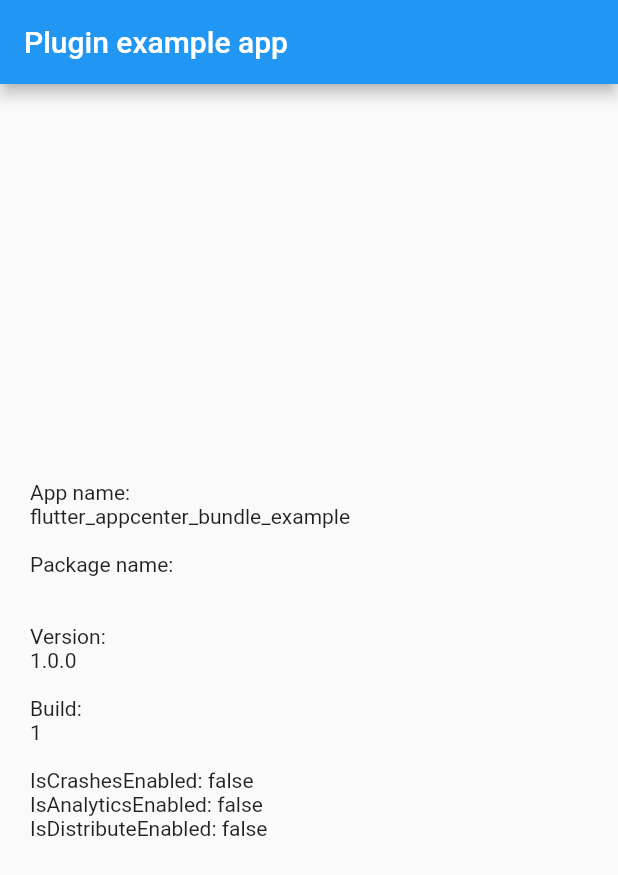
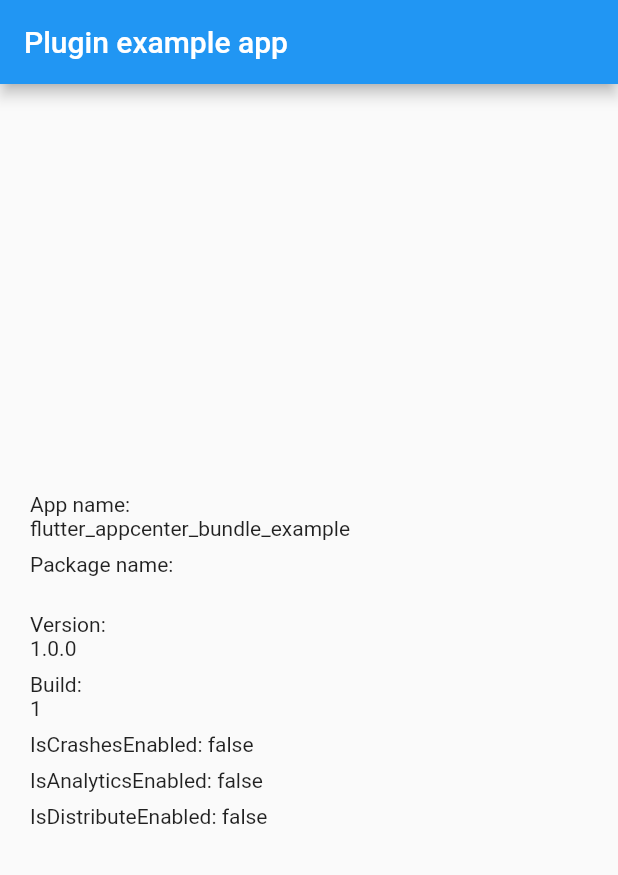
Before and after one commit to hanabi1224/flutter_appcenter_bundle, a Flutter app: the screen it shows after launch, on a phone screen of 412 x 824 dp. Shown: the top 875 px of the screen. Run offline on Flutter 3.47's test engine with Material 2 defaults, Android fonts, the phone set to English and light mode, and no system bars; our stand-ins replace package_info.

Commit message:
Migrate to null safety, update example code (#28)

```diff
--- a/flutter_appcenter_bundle/example/lib/main.dart
+++ b/flutter_appcenter_bundle/example/lib/main.dart
@@ -21,35 +21,10 @@ class MyApp extends StatefulWidget {
 }
 
 class _MyAppState extends State<MyApp> {
-  PackageInfo _packageInfo;
-  bool _isCrashesEnabled;
-  bool _isAnalyticsEnabled;
-  bool _isDistributeEnabled;
-
   @override
   void initState() {
     super.initState();
     AppCenter.trackEventAsync('_MyAppState.initState');
-    PackageInfo.fromPlatform().then((v) {
-      setState(() {
-        _packageInfo = v;
-      });
-    });
-    AppCenter.isCrashesEnabledAsync().then((v) {
-      setState(() {
-        _isCrashesEnabled = v;
-      });
-    });
-    AppCenter.isAnalyticsEnabledAsync().then((v) {
-      setState(() {
-        _isAnalyticsEnabled = v;
-      });
-    });
-    AppCenter.isDistributeEnabledAsync().then((v) {
-      setState(() {
-        _isDistributeEnabled = v;
-      });
-    });
   }
 
   @override
@@ -60,27 +35,86 @@ class _MyAppState extends State<MyApp> {
           title: const Text('Plugin example app'),
         ),
         body: Container(
-            padding: EdgeInsets.all(20),
-            child: _packageInfo == null
-                ? RefreshProgressIndicator()
-                : Column(
-                    mainAxisAlignment: MainAxisAlignment.center,
-                    crossAxisAlignment: CrossAxisAlignment.start,
-                    children: <Widget>[
-                      Text('App name:\n${_packageInfo.appName}'),
-                      Text(''),
-                      Text('Package name:\n${_packageInfo.packageName}'),
-                      Text(''),
-                      Text('Version:\n${_packageInfo.version}'),
-                      Text(''),
-                      Text('Build:\n${_packageInfo.buildNumber}'),
-                      Text(''),
-                      Text('IsCrashesEnabled: $_isCrashesEnabled'),
-                      Text('IsAnalyticsEnabled: $_isAnalyticsEnabled'),
-                      Text('IsDistributeEnabled: $_isDistributeEnabled'),
-                    ],
-                  )),
+          padding: EdgeInsets.all(20),
+          child: Column(
+            mainAxisAlignment: MainAxisAlignment.center,
+            crossAxisAlignment: CrossAxisAlignment.start,
+            children: <Widget>[
+              const PackageInfoContent(),
+              const SizedBox(height: 8.0),
+              FutureBuilder(
+                future: AppCenter.isCrashesEnabledAsync(),
+                builder: (_, AsyncSnapshot<bool?> snapshot) {
+                  if (snapshot.hasData) {
+                    final isCrashesEnabled = snapshot.data!;
+
+                    return Text('IsCrashesEnabled: $isCrashesEnabled');
+                  }
+
+                  return const CircularProgressIndicator.adaptive();
+                },
+              ),
+              const SizedBox(height: 8.0),
+              FutureBuilder(
+                future: AppCenter.isAnalyticsEnabledAsync(),
+                builder: (_, AsyncSnapshot<bool?> snapshot) {
+                  if (snapshot.hasData) {
+                    final isAnalyticsEnabled = snapshot.data!;
+
+                    return Text('IsAnalyticsEnabled: $isAnalyticsEnabled');
+                  }
+
+                  return const CircularProgressIndicator.adaptive();
+                },
+              ),
+              const SizedBox(height: 8.0),
+              FutureBuilder(
+                future: AppCenter.isDistributeEnabledAsync(),
+                builder: (_, AsyncSnapshot<bool?> snapshot) {
+                  if (snapshot.hasData) {
+                    final isDistributeEnabled = snapshot.data!;
+
+                    return Text('IsDistributeEnabled: $isDistributeEnabled');
+                  }
+
+                  return const CircularProgressIndicator.adaptive();
+                },
+              ),
+            ],
+          ),
+        ),
       ),
     );
   }
 }
+
+class PackageInfoContent extends StatelessWidget {
+  const PackageInfoContent();
+
+  @override
+  Widget build(BuildContext context) {
+    return FutureBuilder(
+      future: PackageInfo.fromPlatform(),
+      builder: (_, AsyncSnapshot<PackageInfo> snapshot) {
+        if (snapshot.hasData) {
+          final packageInfo = snapshot.data!;
+
+          return Column(
+            crossAxisAlignment: CrossAxisAlignment.start,
+            children: [
+              Text('App name:\n${packageInfo.appName}'),
+              const SizedBox(height: 8.0),
+              Text('Package name:\n${packageInfo.packageName}'),
+              const SizedBox(height: 8.0),
+              Text('Version:\n${packageInfo.version}'),
+              const SizedBox(height: 8.0),
+              Text('Build:\n${packageInfo.buildNumber}'),
+            ],
+          );
+        }
+
+        return const CircularProgressIndicator.adaptive();
+      },
+    );
+  }
+}
--- a/flutter_appcenter_bundle/lib/flutter_appcenter_bundle.dart
+++ b/flutter_appcenter_bundle/lib/flutter_appcenter_bundle.dart
@@ -1,7 +1,6 @@
 import 'dart:async';
 import 'dart:io';
 
-import 'package:flutter/foundation.dart';
 import 'package:flutter/material.dart';
 import 'package:flutter/services.dart';
 
@@ -12,8 +11,8 @@ final _methodChannel = MethodChannel(_methodChannelName);
 class AppCenter {
   /// Start appcenter functionalities
   static Future startAsync({
-    @required String appSecretAndroid,
-    @required String appSecretIOS,
+    required String appSecretAndroid,
+    required String appSecretIOS,
     enableAnalytics = true,
     enableCrashes = true,
     enableDistribute = false,
@@ -29,7 +28,7 @@ class AppCenter {
       throw UnsupportedError('Current platform is not supported.');
     }
 
-    if (appsecret == null || appsecret.isEmpty) {
+    if (appsecret.isEmpty) {
       return;
     }
 
@@ -51,7 +50,7 @@ class AppCenter {
 
   /// Track events
   static Future trackEventAsync(String name,
-      [Map<String, String> properties]) async {
+      [Map<String, String>? properties]) async {
     await _methodChannel.invokeMethod('trackEvent', <String, dynamic>{
       'name': name,
       'properties': properties ?? <String, String>{},
@@ -59,7 +58,7 @@ class AppCenter {
   }
 
   /// Check whether analytics is enalbed
-  static Future<bool> isAnalyticsEnabledAsync() async {
+  static Future<bool?> isAnalyticsEnabledAsync() async {
     return await _methodChannel.invokeMethod('isAnalyticsEnabled');
   }
 
@@ -71,32 +70,32 @@ class AppCenter {
   }
 
   /// Enable or disable analytics
-  static Future configureAnalyticsAsync({@required enabled}) async {
+  static Future configureAnalyticsAsync({required enabled}) async {
     await _methodChannel.invokeMethod('configureAnalytics', enabled);
   }
 
   /// Check whether crashes is enabled
-  static Future<bool> isCrashesEnabledAsync() async {
+  static Future<bool?> isCrashesEnabledAsync() async {
     return await _methodChannel.invokeMethod('isCrashesEnabled');
   }
 
   /// Enable or disable appcenter crash reports
-  static Future configureCrashesAsync({@required enabled}) async {
+  static Future configureCrashesAsync({required enabled}) async {
     await _methodChannel.invokeMethod('configureCrashes', enabled);
   }
 
   /// Check whether appcenter distribution is enabled
-  static Future<bool> isDistributeEnabledAsync() async {
+  static Future<bool?> isDistributeEnabledAsync() async {
     return await _methodChannel.invokeMethod('isDistributeEnabled');
   }
 
   /// Enable or disable appcenter distribution
-  static Future configureDistributeAsync({@required enabled}) async {
+  static Future configureDistributeAsync({required enabled}) async {
     await _methodChannel.invokeMethod('configureDistribute', enabled);
   }
 
   /// Enable or disable appcenter distribution for debug build (Android only)
-  static Future configureDistributeDebugAsync({@required enabled}) async {
+  static Future configureDistributeDebugAsync({required enabled}) async {
     await _methodChannel.invokeMethod('configureDistributeDebug', enabled);
   }
 
--- a/flutter_appcenter_bundle/pubspec.yaml
+++ b/flutter_appcenter_bundle/pubspec.yaml
@@ -1,13 +1,13 @@
 name: flutter_appcenter_bundle
 description: This plugin currently bundles appcenter analytics, crashes and distribute. To learn more about AppCenter, go to https://aka.ms/appcenterdocs
-version: 3.2.0+2
+version: 4.0.0
 homepage: https://github.com/hanabi1224/flutter_appcenter_bundle
 publish_to: https://pub.dev/
 
 environment:
-  sdk: ">=2.1.0 <3.0.0"
+  sdk: ">=2.12.0 <3.0.0"
   # Flutter versions prior to 1.10 did not support the flutter.plugin.platforms map.
-  flutter: ">=1.10.0 <2.0.0"
+  flutter: ">=1.10.0"
 
 dependencies:
   flutter:
```
Also changed, not shown: flutter_appcenter_bundle/example/pubspec.yaml (+4 -5 lines), 11 other files.
